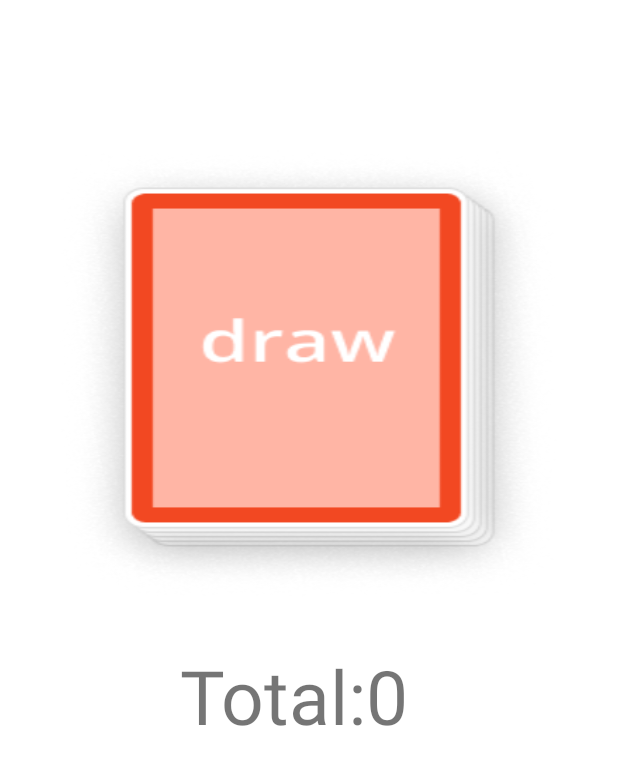
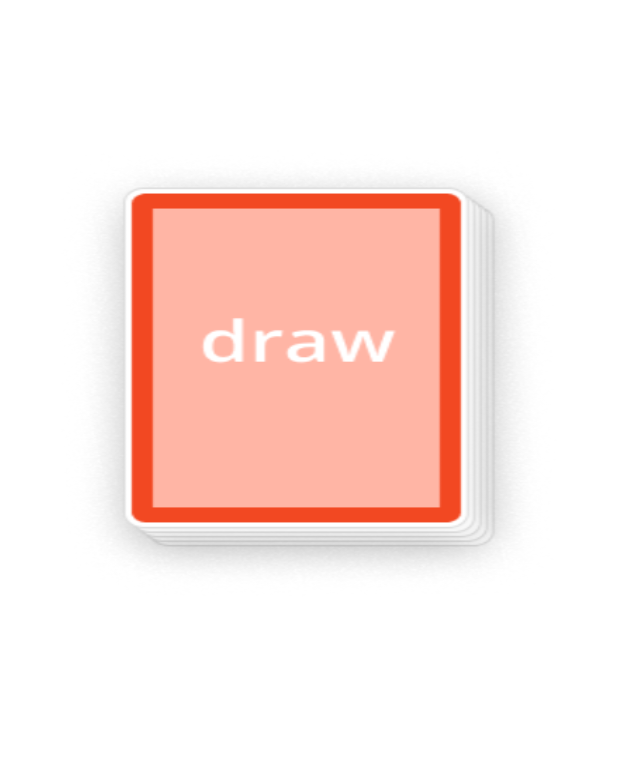
Before and after one commit to RaphaCosil/RepositoryProject21, an Android app: the MainActivity2 screen opened directly, with no data from a screen before it, on a phone screen of 412 x 824 dp. Shown: the top 765 px of the screen. Run offline under Robolectric (Android 15) with nearby library versions, the phone set to English and light mode, and no system bars.

Commit message:
Revert "Lista com o total pronta"
This reverts commit 683fc5fce7eb5a93b1f9f0f774195302db998a01.

```diff
--- a/ProjectNew21/app/build.gradle.kts
+++ b/ProjectNew21/app/build.gradle.kts
@@ -53,6 +53,7 @@ android {
 
 dependencies {
     implementation ("io.insert-koin:koin-android:3.4.1")
+
     implementation("androidx.lifecycle:lifecycle-viewmodel-ktx:2.4.0")
     implementation("org.jetbrains.kotlinx:kotlinx-coroutines-android:1.6.4")
     implementation("org.jetbrains.kotlinx:kotlinx-coroutines-core:1.6.4")
--- a/ProjectNew21/app/src/main/java/com/example/projectnew21/MainActivity2.kt
+++ b/ProjectNew21/app/src/main/java/com/example/projectnew21/MainActivity2.kt
@@ -37,7 +37,7 @@ class MainActivity2 : ComponentActivity() {
         Log.d("###############", "Return DeckId1")
         viewModel.deckLiveData.observe(this) {
 
-            Toast.makeText(this, it.deckId, Toast.LENGTH_SHORT).show()
+            Toast.makeText(baseContext, it.deckId, Toast.LENGTH_SHORT).show()
 
         }
         binding.btDraw.setOnClickListener {
@@ -45,11 +45,9 @@ class MainActivity2 : ComponentActivity() {
         }
 
         viewModel.pontuacao.observe(this) {
-            pontuacao:Int? ->
-            pontuacao?.let {
-                binding.txtPontuacao.text="Total:"+pontuacao.toString()
-                Toast.makeText(this, pontuacao.toString()+"teste", Toast.LENGTH_SHORT).show()
-            }
+            Toast.makeText(baseContext, it, Toast.LENGTH_SHORT).show()
+        }
+
+
         }
     }
-}
--- a/ProjectNew21/app/src/main/res/layout/activity_main2.xml
+++ b/ProjectNew21/app/src/main/res/layout/activity_main2.xml
@@ -25,16 +25,4 @@
         app:layout_constraintStart_toStartOf="parent"
         tools:ignore="MissingConstraints" />
 
-    <TextView
-        android:id="@+id/txtPontuacao"
-        android:layout_width="wrap_content"
-        android:layout_height="wrap_content"
-        android:padding="30dp"
-        android:text="Total:"
-        android:textSize="50dp"
-        android:layout_marginTop="400dp"
-        android:layout_marginLeft="-20dp"
-        app:layout_constraintEnd_toEndOf="parent"
-        app:layout_constraintStart_toStartOf="parent"
-        app:layout_constraintTop_toTopOf="parent" />
 </androidx.constraintlayout.widget.ConstraintLayout>
--- a/ProjectNew21/app/src/main/res/layout/text_row_item.xml
+++ /dev/null
@@ -1,6 +0,0 @@
-<?xml version="1.0" encoding="utf-8"?>
-<androidx.constraintlayout.widget.ConstraintLayout xmlns:android="http://schemas.android.com/apk/res/android"
-    android:layout_width="match_parent"
-    android:layout_height="match_parent">
-
-</androidx.constraintlayout.widget.ConstraintLayout>
```
Also changed, not shown: ProjectNew21/app/src/main/java/com/example/projectnew21/viewModel/GameViewModel.kt (+12 -17 lines).
